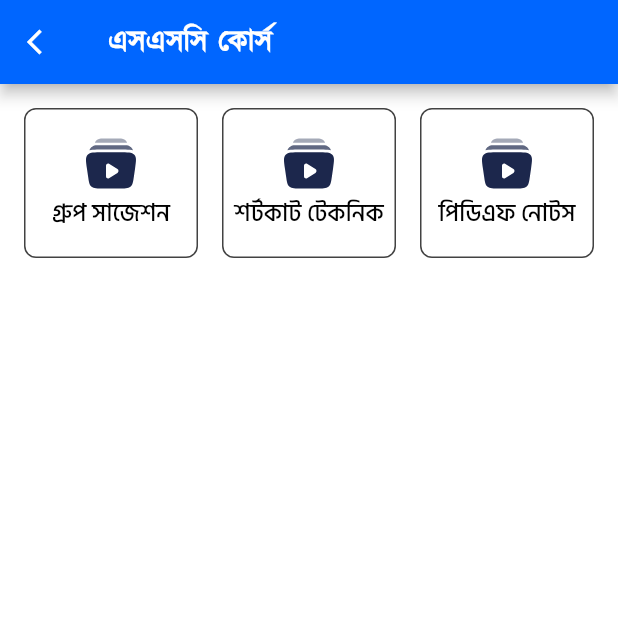
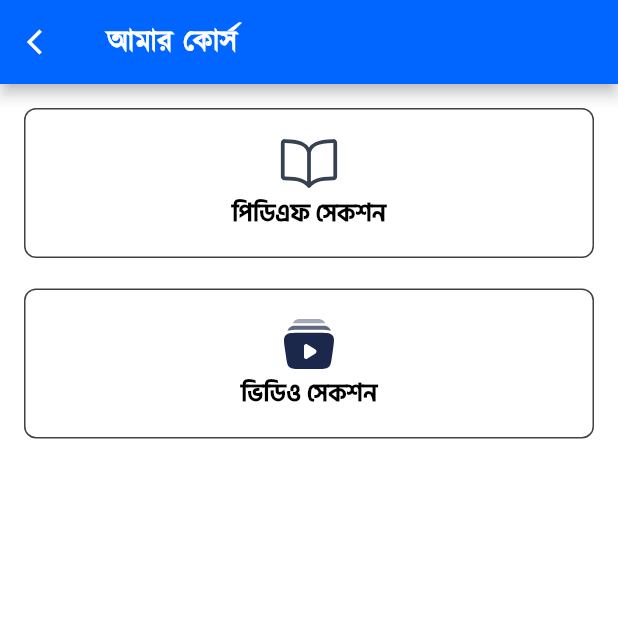
Before and after one commit to trodevit/always_update_flutter, a Flutter app: the CourseHomeScreen screen opened by its route, after a tap on "এসএসসি কোর্স", on a phone screen of 412 x 824 dp, the top half of it. Run offline on Flutter 3.47's test engine with Material 3 defaults, Android fonts, the phone set to English and light mode, and no system bars; drawn by our look-alikes of auto_animated; our stand-ins replace device_info_plus, dio, flutter_screenutil, flutter_svg, fluttertoast, get and 6 more; missing offline and left inert: flutter_pdfview, uddoktapay; accounts and stored records are empty; network calls fail; project files that could hold a hidden picture were left out.

Commit message:
ssc video course section added

```diff
--- a/lib/features/course_section/presentation/course_home_screen.dart
+++ b/lib/features/course_section/presentation/course_home_screen.dart
@@ -3,12 +3,10 @@ import 'package:always_update/assets_helper/app_colors.dart';
 import 'package:always_update/assets_helper/app_fonts.dart';
 import 'package:always_update/assets_helper/app_icons.dart';
 import 'package:always_update/common_widgets/custom_appbar.dart';
-import 'package:always_update/features/course_section/presentation/ssc_screen/ssc_category_screen.dart';
 import 'package:always_update/helpers/all_routes.dart';
 import 'package:always_update/helpers/navigation_service.dart';
 import 'package:flutter/material.dart';
 import 'package:flutter_svg/svg.dart';
-import 'package:get/get.dart';
 
 class CourseHomeScreen extends StatefulWidget {
   const CourseHomeScreen({super.key});
@@ -62,8 +60,11 @@ class _CourseHomeScreenState extends State<CourseHomeScreen> {
                     Expanded(
                       child: GestureDetector(
                         onTap: () {
-                          Get.to(() =>
-                              SscCategoryScreen()); // Pass the widget directly
+                          // Get.to(() =>
+                          //     SscCategoryScreen()); // Pass the widget directly
+                          NavigationService.navigateTo(
+                            Routes.sscTypeCategoryScreen,
+                          );
                         },
                         child: Container(
                           height: 100,
--- a/lib/features/course_section/presentation/ssc_screen/ssc_category_screen.dart
+++ b/lib/features/course_section/presentation/ssc_pdf_screen/ssc_group_suggestion/ssc_group_subject_screen.dart
@@ -1,30 +1,26 @@
-import 'dart:developer';
 import 'package:always_update/assets_helper/app_colors.dart';
 import 'package:always_update/assets_helper/app_fonts.dart';
 import 'package:always_update/assets_helper/app_icons.dart';
 import 'package:always_update/common_widgets/custom_appbar.dart';
-import 'package:always_update/features/course_section/presentation/ssc_screen/ssc_group_suggestion/ssc_group_subject_screen.dart';
-import 'package:always_update/features/course_section/presentation/ssc_screen/ssc_shortcut_technique/ssc_shortcut_screen.dart';
-import 'package:always_update/helpers/all_routes.dart';
-import 'package:always_update/helpers/navigation_service.dart';
+import 'package:always_update/features/course_section/presentation/ssc_pdf_screen/ssc_group_suggestion/ssc_item_screen.dart';
 import 'package:flutter/material.dart';
 import 'package:flutter_svg/svg.dart';
 import 'package:get/get.dart';
 
-class SscCategoryScreen extends StatefulWidget {
-  const SscCategoryScreen({super.key});
+class SscGroupSubjectScreen extends StatefulWidget {
+  const SscGroupSubjectScreen({super.key});
 
   @override
-  State<SscCategoryScreen> createState() => _SscCategoryScreenState();
+  State<SscGroupSubjectScreen> createState() => _SscGroupSubjectScreenState();
 }
 
-class _SscCategoryScreenState extends State<SscCategoryScreen> {
+class _SscGroupSubjectScreenState extends State<SscGroupSubjectScreen> {
   @override
   Widget build(BuildContext context) {
     return Scaffold(
       backgroundColor: AppColors.cFFFFFF,
       appBar: CustomAppBar(
-        title: 'এসএসসি কোর্স',
+        title: 'এসএসসি গ্রুপ ভিত্তিক সাজেশন',
       ),
       body: SafeArea(
         child: SingleChildScrollView(
@@ -39,9 +35,11 @@ class _SscCategoryScreenState extends State<SscCategoryScreen> {
                   children: [
                     Expanded(
                       child: GestureDetector(
-                        onTap: () {
-                          Get.to(() => SscGroupSubjectScreen());
-                          log('Navigating to SSC Group Subject Screen');
+                        onTap: () async {
+                          Get.to(() => SscItemScreen(
+                                type: 'science',
+                                className: 'বিজ্ঞান বিভাগ',
+                              ));
                         },
                         child: Container(
                           height: 100,
@@ -62,7 +60,7 @@ class _SscCategoryScreenState extends State<SscCategoryScreen> {
                                 height: 40,
                               ),
                               Text(
-                                'গ্রুপ সাজেশন',
+                                'বিজ্ঞান বিভাগ',
                                 style:
                                     TextFontStyle.hindisiliguri10w400.copyWith(
                                   color: AppColors.c000000,
@@ -79,9 +77,9 @@ class _SscCategoryScreenState extends State<SscCategoryScreen> {
                     ),
                     Expanded(
                       child: GestureDetector(
-                        onTap: () {
-                          Get.to(() => SscShortcutScreen());
-                          log('Navigating to SSC Shortcut Screen');
+                        onTap: () async {
+                          Get.to(() => SscItemScreen(
+                              type: 'commerce', className: 'ব্যবসায় বিভাগ'));
                         },
                         child: Container(
                           height: 100,
@@ -102,7 +100,7 @@ class _SscCategoryScreenState extends State<SscCategoryScreen> {
                                 height: 40,
                               ),
                               Text(
-                                'শর্টকাট টেকনিক',
+                                'ব্যবসায় বিভাগ',
                                 style:
                                     TextFontStyle.hindisiliguri10w400.copyWith(
                                   color: AppColors.c000000,
@@ -119,11 +117,9 @@ class _SscCategoryScreenState extends State<SscCategoryScreen> {
                     ),
                     Expanded(
                       child: GestureDetector(
-                        onTap: () {
-                          NavigationService.navigateTo(
-                            Routes.sscPDFScreen,
-                          );
-                          log('Navigating to SSC PDF Screen');
+                        onTap: () async {
+                          Get.to(() => SscItemScreen(
+                              type: 'arts', className: 'মানবিক বিভাগ'));
                         },
                         child: Container(
                           height: 100,
@@ -144,7 +140,7 @@ class _SscCategoryScreenState extends State<SscCategoryScreen> {
                                 height: 40,
                               ),
                               Text(
-                                'পিডিএফ নোটস',
+                                'মানবিক বিভাগ',
                                 style:
                                     TextFontStyle.hindisiliguri10w400.copyWith(
                                   color: AppColors.c000000,
--- /dev/null
+++ b/lib/features/course_section/presentation/ssc_type_course_screen.dart
@@ -0,0 +1,123 @@
+import 'package:always_update/assets_helper/app_colors.dart';
+import 'package:always_update/assets_helper/app_fonts.dart';
+import 'package:always_update/assets_helper/app_icons.dart';
+import 'package:always_update/common_widgets/custom_appbar.dart';
+import 'package:always_update/helpers/all_routes.dart';
+import 'package:always_update/helpers/navigation_service.dart';
+import 'package:always_update/helpers/ui_helpers.dart';
+import 'package:flutter/material.dart';
+import 'package:flutter_screenutil/flutter_screenutil.dart';
+import 'package:flutter_svg/svg.dart';
+
+class SscTypeCourseScreen extends StatefulWidget {
+  const SscTypeCourseScreen({super.key});
+
+  @override
+  State<SscTypeCourseScreen> createState() => _SscTypeCourseScreenState();
+}
+
+class _SscTypeCourseScreenState extends State<SscTypeCourseScreen> {
+  @override
+  Widget build(BuildContext context) {
+    return Scaffold(
+      backgroundColor: AppColors.cFFFFFF,
+      appBar: CustomAppBar(
+        title: 'আমার কোর্স',
+      ),
+      body: SafeArea(
+        child: Padding(
+          padding: const EdgeInsets.all(16),
+          child: Center(
+            child: Column(
+              children: [
+                GestureDetector(
+                  onTap: () {
+                    // Get.to(() =>
+                    //     SscCategoryScreen()); // Pass the widget directly
+                    NavigationService.navigateTo(
+                      Routes.sscCategoryScreen,
+                    );
+                  },
+                  child: Container(
+                    width: double.infinity,
+                    decoration: BoxDecoration(
+                      color: Colors.white,
+                      borderRadius: BorderRadius.circular(8),
+                      border: Border.all(
+                        color: Colors.grey.shade800,
+                      ),
+                    ),
+                    child: Padding(
+                      padding: const EdgeInsets.all(16),
+                      child: Column(
+                        crossAxisAlignment: CrossAxisAlignment.center,
+                        mainAxisAlignment: MainAxisAlignment.center,
+                        children: [
+                          SvgPicture.asset(
+                            AppIcons.ebookIcon,
+                            width: 40,
+                            height: 40,
+                          ),
+                          Text(
+                            'পিডিএফ সেকশন',
+                            style: TextFontStyle.hindisiliguri10w400.copyWith(
+                              color: AppColors.c000000,
+                              fontSize: 16.sp,
+                              fontWeight: FontWeight.bold,
+                            ),
+                          )
+                        ],
+                      ),
+                    ),
+                  ),
+                ),
+                UIHelper.verticalSpace(20.h),
+                GestureDetector(
+                  onTap: () {
+                    // Get.to(() =>
+                    //     SscCategoryScreen()); // Pass the widget directly
+                    NavigationService.navigateTo(
+                      Routes.sscVideoCategoryScreen,
+                    );
+                  },
+                  child: Container(
+                    width: double.infinity,
+                    decoration: BoxDecoration(
+                      color: Colors.white,
+                      borderRadius: BorderRadius.circular(8),
+                      border: Border.all(
+                        color: Colors.grey.shade800,
+                      ),
+                    ),
+                    child: Padding(
+                      padding: const EdgeInsets.all(16),
+                      child: Column(
+                        crossAxisAlignment: CrossAxisAlignment.center,
+                        mainAxisAlignment: MainAxisAlignment.center,
+                        children: [
+                          SvgPicture.asset(
+                            AppIcons.courseIcon,
+                            width: 40,
+                            height: 40,
+                          ),
+                          Text(
+                            'ভিডিও সেকশন',
+                            style: TextFontStyle.hindisiliguri10w400.copyWith(
+                              color: AppColors.c000000,
+                              fontSize: 16.sp,
+                              fontWeight: FontWeight.bold,
+                            ),
+                          )
+                        ],
+                      ),
+                    ),
+                  ),
+                ),
+              ],
+            ),
+          ),
+        ),
+      ),
+    );
+  }
+}
--- a/lib/helpers/all_routes.dart
+++ b/lib/helpers/all_routes.dart
@@ -6,13 +6,16 @@ import 'package:always_update/features/class_section/presentation/class_topic_sc
 import 'package:always_update/features/course_section/presentation/course_dashboard_screen.dart';
 import 'package:always_update/features/course_section/presentation/course_home_screen.dart';
 import 'package:always_update/features/course_section/presentation/course_login_screen.dart';
-import 'package:always_update/features/course_section/presentation/ssc_screen/ssc_all_pdf/ssc_allpdf_category_screen.dart';
-import 'package:always_update/features/course_section/presentation/ssc_screen/ssc_all_pdf/ssc_allpdf_screen.dart';
-import 'package:always_update/features/course_section/presentation/ssc_screen/ssc_all_pdf/ssc_allpdf_single_item_screen.dart';
-import 'package:always_update/features/course_section/presentation/ssc_screen/ssc_all_pdf/ssc_allpdf_subjet_item_screen.dart';
-import 'package:always_update/features/course_section/presentation/ssc_screen/ssc_category_screen.dart';
-import 'package:always_update/features/course_section/presentation/ssc_screen/ssc_group_suggestion/ssc_group_subject_screen.dart';
-import 'package:always_update/features/course_section/presentation/ssc_screen/ssc_shortcut_technique/ssc_shortcut_item_screen.dart';
+import 'package:always_update/features/course_section/presentation/ssc_pdf_screen/ssc_all_pdf/ssc_allpdf_category_screen.dart';
+import 'package:always_update/features/course_section/presentation/ssc_pdf_screen/ssc_all_pdf/ssc_allpdf_screen.dart';
+import 'package:always_update/features/course_section/presentation/ssc_pdf_screen/ssc_all_pdf/ssc_allpdf_single_item_screen.dart';
+import 'package:always_update/features/course_section/presentation/ssc_pdf_screen/ssc_all_pdf/ssc_allpdf_subjet_item_screen.dart';
+import 'package:always_update/features/course_section/presentation/ssc_pdf_screen/ssc_category_screen.dart';
+import 'package:always_update/features/course_section/presentation/ssc_pdf_screen/ssc_group_suggestion/ssc_group_subject_screen.dart';
+import 'package:always_update/features/course_section/presentation/ssc_pdf_screen/ssc_shortcut_technique/ssc_shortcut_item_screen.dart';
+import 'package:always_update/features/course_section/presentation/ssc_type_course_screen.dart';
+import 'package:always_update/features/course_section/presentation/ssc_video_screen/ssc_video_category_screen.dart';
+import 'package:always_update/features/course_section/presentation/ssc_video_screen/ssc_video_suggestion/ssc_video_suggestion_screen.dart';
 import 'package:always_update/features/course_section/presentation/sub_screen/suggestion_formula_screen.dart';
 import 'package:always_update/features/course_section/presentation/sub_screen/video_course_list_screen.dart';
 import 'package:always_update/features/course_section/presentation/video_screen.dart';
@@ -36,6 +39,8 @@ final class Routes {
   static const String suggestionFormulaScreen = '/suggestionFormulaScreen';
 
   // * ###################### SSC Course Section ######################
+  static const String sscTypeCategoryScreen = '/sscTypeCategoryScreen';
+  static const String sscVideoCategoryScreen = '/sscVideoCategoryScreen';
   static const String sscCategoryScreen = '/sscCategoryScreen';
   static const String sscGroupSubjectScreen = '/sscGroupSubjectScreen';
   static const String sscShortCutTechniqueScreen =
@@ -47,7 +52,8 @@ final class Routes {
 
   static const String sscPDFSubjectItemScreen = '/sscPDFSubjectItemScreen';
 
-  // * ###################### HSC Course Section ######################
+  // * ###################### SSC Video Course Section ######################
+  static const String sscVideoDashboardScreen = '/sscVideoDashboardScreen';
 }
 
 final class RouteGenerator {
@@ -207,6 +213,17 @@ final class RouteGenerator {
               );
 
       // * ######################### SSC Course Section #########################
+      // * ######################################################################
+      case Routes.sscTypeCategoryScreen:
+        return Platform.isAndroid
+            ? _FadedTransitionRoute(
+                widget: const SscTypeCourseScreen(),
+                settings: settings,
+              )
+            : CupertinoPageRoute(
+                builder: (context) => const SscTypeCourseScreen(),
+              );
+
       case Routes.sscCategoryScreen:
         return Platform.isAndroid
             ? _FadedTransitionRoute(
@@ -305,6 +322,28 @@ final class RouteGenerator {
                 ),
               );
 
+      // * ######################################################################
+      // * ######################### SSC Video Section #########################
+      case Routes.sscVideoCategoryScreen:
+        return Platform.isAndroid
+            ? _FadedTransitionRoute(
+                widget: const SscVideoCategoryScreen(),
+                settings: settings,
+              )
+            : CupertinoPageRoute(
+                builder: (context) => const SscVideoCategoryScreen(),
+              );
+
+      // case Routes.sscVideoDashboardScreen:
+      //   return Platform.isAndroid
+      //       ? _FadedTransitionRoute(
+      //           widget: const SscVideoDashboardScreen(),
+      //           settings: settings,
+      //         )
+      //       : CupertinoPageRoute(
+      //           builder: (context) => const SscVideoDashboardScreen(),
+      //         );
+
       default:
         return null;
     }
```
Also changed, not shown: lib/features/course_section/presentation/ssc_pdf_screen/ssc_category_screen.dart (renamed from lib/features/course_section/presentation/ssc_screen/ssc_group_suggestion/ssc_group_subject_screen.dart, +24 -20 lines), lib/features/course_section/presentation/ssc_video_screen/ssc_video_category_screen.dart (added, +167 -0 lines), lib/features/course_section/presentation/ssc_pdf_screen/ssc_all_pdf/ssc_allpdf_category_screen.dart (renamed from lib/features/course_section/presentation/ssc_screen/ssc_all_pdf/ssc_allpdf_category_screen.dart), lib/features/course_section/presentation/ssc_pdf_screen/ssc_all_pdf/ssc_allpdf_screen.dart (renamed from lib/features/course_section/presentation/ssc_screen/ssc_all_pdf/ssc_allpdf_screen.dart), lib/features/course_section/presentation/ssc_pdf_screen/ssc_all_pdf/ssc_allpdf_single_item_screen.dart (renamed from lib/features/course_section/presentation/ssc_screen/ssc_all_pdf/ssc_allpdf_single_item_screen.dart), lib/features/course_section/presentation/ssc_pdf_screen/ssc_all_pdf/ssc_allpdf_subjet_item_screen.dart (renamed from lib/features/course_section/presentation/ssc_screen/ssc_all_pdf/ssc_allpdf_subjet_item_screen.dart), lib/features/course_section/presentation/ssc_pdf_screen/ssc_group_suggestion/ssc_item_screen.dart (renamed from lib/features/course_section/presentation/ssc_screen/ssc_group_suggestion/ssc_item_screen.dart), lib/features/course_section/presentation/ssc_pdf_screen/ssc_shortcut_technique/ssc_shortcut_item_screen.dart (renamed from lib/features/course_section/presentation/ssc_screen/ssc_shortcut_technique/ssc_shortcut_item_screen.dart), lib/features/course_section/presentation/ssc_pdf_screen/ssc_shortcut_technique/ssc_shortcut_screen.dart (renamed from lib/features/course_section/presentation/ssc_screen/ssc_shortcut_technique/ssc_shortcut_screen.dart), lib/features/course_section/presentation/ssc_video_screen/ssc_video_suggestion/ssc_video_suggestion_screen.dart (added).
